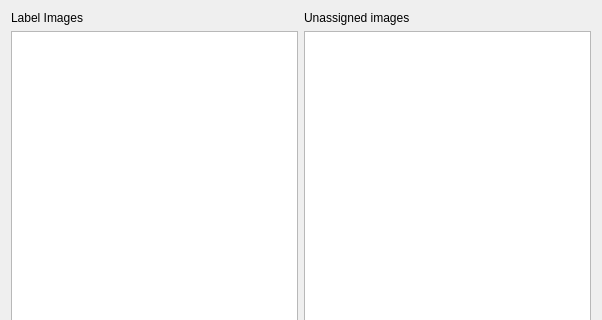
svenpeter42/ilastik, file ilastik/applets/labeling/importLabels.ui: the form before one commit; both pictures show x 0 to 602 and y 0 to 320 of the 602 by 496 pixel window.
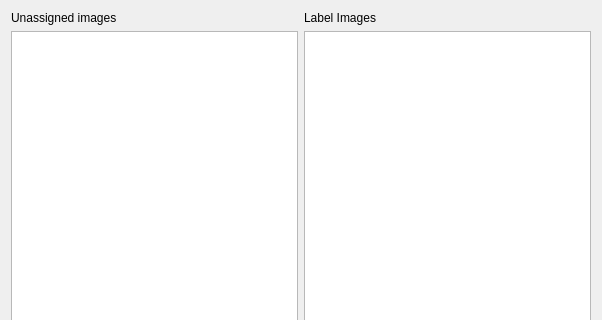
The form after the commit.

Commit message: mass file loader for import label images

```diff
--- a/ilastik/applets/labeling/importLabels.ui
+++ b/ilastik/applets/labeling/importLabels.ui
@@ -21,28 +21,28 @@
        <item>
         <layout class="QVBoxLayout" name="verticalLayout_2">
          <item>
-          <widget class="QLabel" name="label">
+          <widget class="QLabel" name="label_2">
            <property name="text">
-            <string>Label Images</string>
+            <string>Unassigned images</string>
            </property>
           </widget>
          </item>
          <item>
-          <widget class="QTableWidget" name="tableWidget"/>
+          <widget class="QListWidget" name="listWidget"/>
          </item>
         </layout>
        </item>
        <item>
         <layout class="QVBoxLayout" name="verticalLayout_3">
          <item>
-          <widget class="QLabel" name="label_2">
+          <widget class="QLabel" name="label">
            <property name="text">
-            <string>Unassigned images</string>
+            <string>Label Images</string>
            </property>
           </widget>
          </item>
          <item>
-          <widget class="QListWidget" name="listWidget"/>
+          <widget class="QTableWidget" name="tableWidget"/>
          </item>
         </layout>
        </item>
```
The commit also changes 1 other file.
